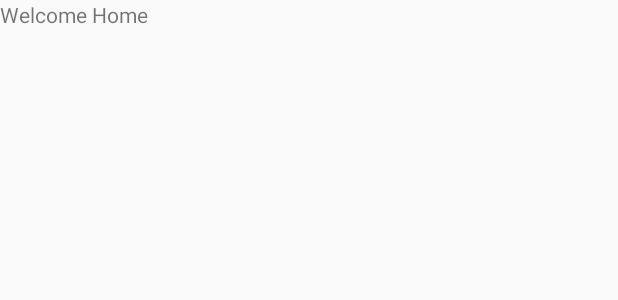
After one commit to dianjiaogit/mffc, an Android app: the layout activity_home.xml on its own in the app's theme, with its tools: preview values and no code run, on a phone screen of 412 x 824 dp. The commit adds this screen. Shown: the top 300 px of the screen. Run offline under Robolectric (Android 15) with nearby library versions, the phone set to English and light mode, and no system bars.

Commit message:
Add HomeActivity

```diff
--- a/app/src/main/AndroidManifest.xml
+++ b/app/src/main/AndroidManifest.xml
@@ -8,7 +8,11 @@
         android:roundIcon="@mipmap/ic_launcher_round"
         android:supportsRtl="true"
         android:theme="@style/AppTheme">
-        <activity android:name=".MainActivity"
+        <activity
+            android:name=".HomeActivity"
+            android:exported="false" />
+        <activity
+            android:name=".MainActivity"
             android:exported="true"
             android:theme="@style/AppTheme.NoActionBar">
             <intent-filter>
--- /dev/null
+++ b/app/src/main/res/layout/activity_home.xml
@@ -0,0 +1,16 @@
+<?xml version="1.0" encoding="utf-8"?>
+<androidx.constraintlayout.widget.ConstraintLayout xmlns:android="http://schemas.android.com/apk/res/android"
+    xmlns:app="http://schemas.android.com/apk/res-auto"
+    xmlns:tools="http://schemas.android.com/tools"
+    android:layout_width="match_parent"
+    android:layout_height="match_parent"
+    tools:context=".HomeActivity">
+
+    <TextView
+        android:id="@+id/textView"
+        android:layout_width="wrap_content"
+        android:layout_height="wrap_content"
+        android:text="Welcome Home"
+        tools:layout_editor_absoluteX="171dp"
+        tools:layout_editor_absoluteY="196dp" />
+</androidx.constraintlayout.widget.ConstraintLayout>
```
Also changed, not shown: app/src/main/java/com/example/loginapp/HomeActivity.java (added, +14 -0 lines), app/src/main/java/com/example/loginapp/LoginFragment.java (+3 -4 lines).
